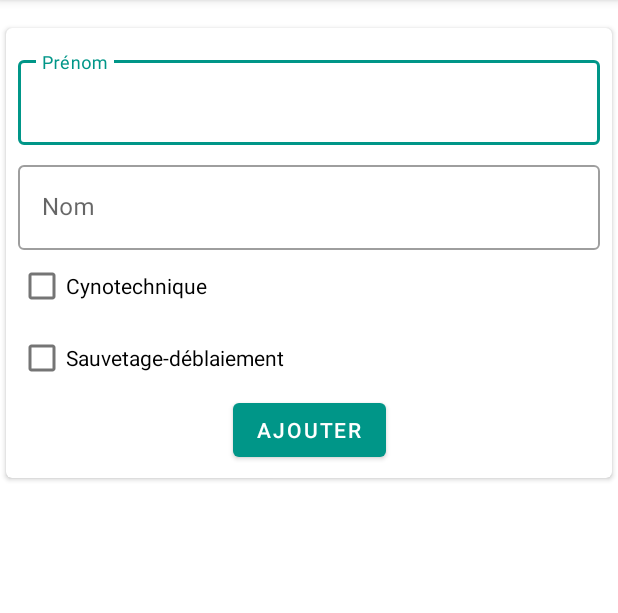
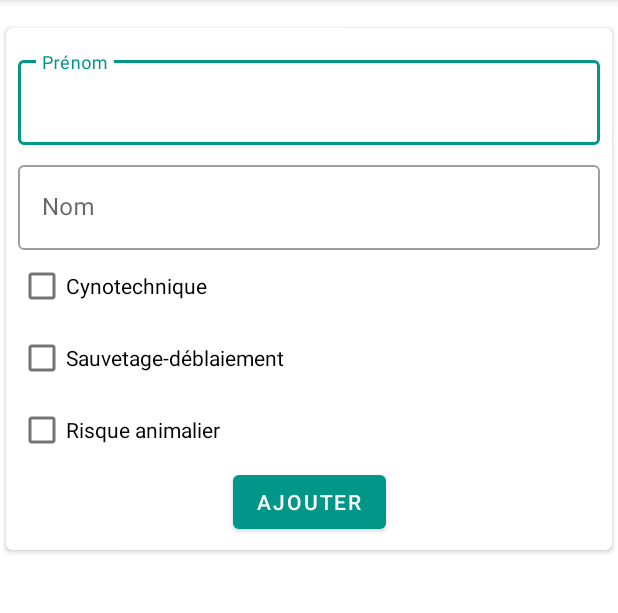
Before and after one commit to DrDucky/Spe95, an Android app: the fragment AddAgentFragment shown on its own in the app's theme, on a phone screen of 412 x 824 dp, the part 84-697 px from its top. Run offline under Robolectric (Android 15) with nearby library versions, the phone set to English and light mode, and no system bars; our stand-ins replace data binding.

Commit message:
feat: add possibility to add RA agent

```diff
--- a/app/build.gradle
+++ b/app/build.gradle
@@ -36,8 +36,8 @@ android {
         applicationId "com.plomparg.spe95"
         minSdkVersion 23
         targetSdkVersion 30
-        versionCode 5
-        versionName "1.0.4"
+        versionCode 6
+        versionName "1.0.5"
         testInstrumentationRunner "androidx.test.runner.AndroidJUnitRunner"
         buildConfigField("String", "API_PLACES_KEY", getEnvVariable('API_PLACES_KEY'))
     }
--- a/app/src/main/java/com/pomplarg/spe95/agent/ui/AddAgentFragment.kt
+++ b/app/src/main/java/com/pomplarg/spe95/agent/ui/AddAgentFragment.kt
@@ -95,7 +95,7 @@ class AddAgentFragment : Fragment() {
                 null //Clear the value if error already displayed
         }
 
-        if (!binding.cbAgentCyno.isChecked && !binding.cbAgentSd.isChecked) {
+        if (!binding.cbAgentCyno.isChecked && !binding.cbAgentSd.isChecked && !binding.cbAgentRa.isChecked) {
             Snackbar.make(
                 requireView(),
                 getString(R.string.add_agent_specialty_error),
--- a/app/src/main/res/layout/fragment_add_agent.xml
+++ b/app/src/main/res/layout/fragment_add_agent.xml
@@ -98,6 +98,15 @@
                         app:layout_constraintStart_toStartOf="parent"
                         app:layout_constraintTop_toBottomOf="@id/cb_agent_cyno" />
 
+                    <com.google.android.material.checkbox.MaterialCheckBox
+                        android:id="@+id/cb_agent_ra"
+                        android:layout_width="wrap_content"
+                        android:layout_height="wrap_content"
+                        android:text="@string/menu_specialite_ra_title"
+                        android:checked="@={vmAgents._agentRa}"
+                        app:layout_constraintStart_toStartOf="parent"
+                        app:layout_constraintTop_toBottomOf="@id/cb_agent_sd" />
+
                     <com.google.android.material.button.MaterialButton
                         android:id="@+id/btn_add_agent"
                         android:layout_width="wrap_content"
@@ -106,7 +115,7 @@
                         app:layout_constraintBottom_toBottomOf="parent"
                         app:layout_constraintEnd_toEndOf="parent"
                         app:layout_constraintStart_toStartOf="parent"
-                            app:layout_constraintTop_toBottomOf="@id/cb_agent_sd" />
+                        app:layout_constraintTop_toBottomOf="@id/cb_agent_ra" />
                 </androidx.constraintlayout.widget.ConstraintLayout>
             </com.google.android.material.card.MaterialCardView>
         </androidx.constraintlayout.widget.ConstraintLayout>
```
Lines whose indentation alone changed are shown as unchanged.
